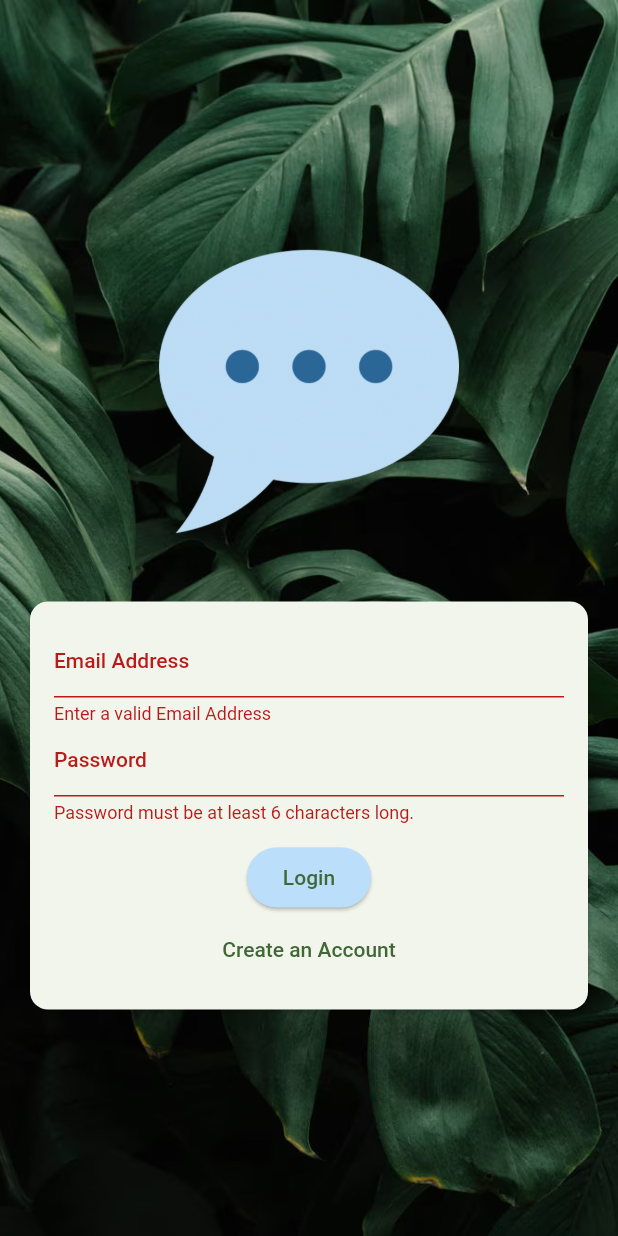
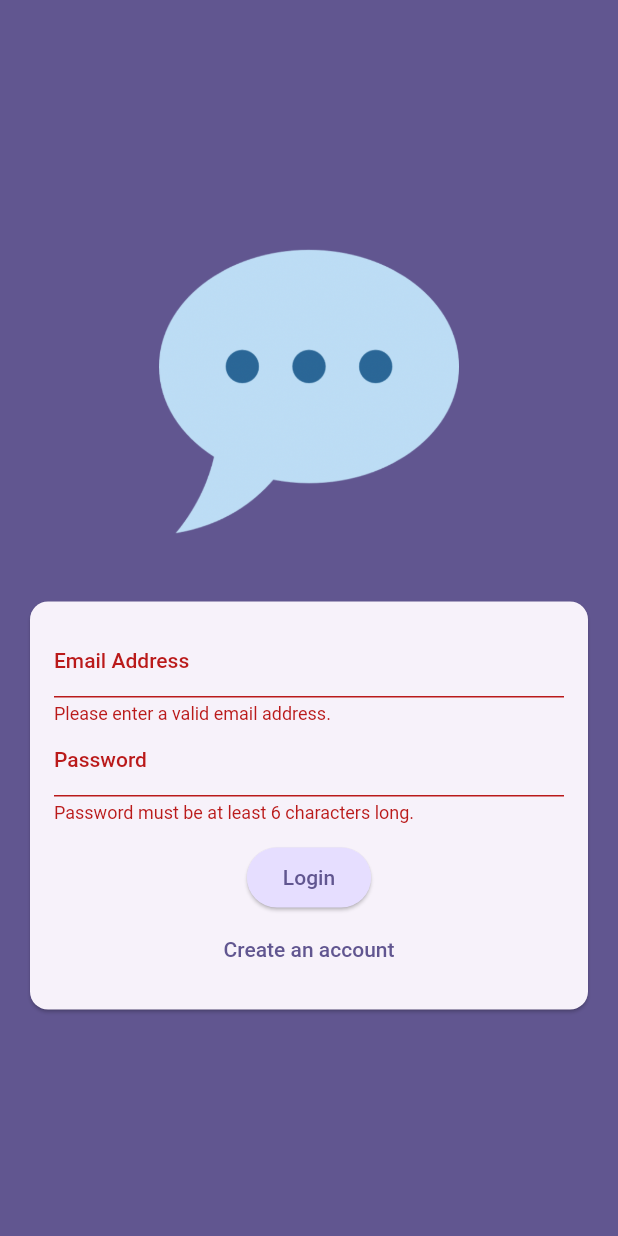
Before and after one commit to thinkofyashh/chat_app, a Flutter app: the screen it shows after launch, after a tap on "Login", on a phone screen of 412 x 824 dp. Run offline on Flutter 3.47's test engine with Material 2 defaults, Android fonts, the phone set to English and light mode, and no system bars; our stand-ins replace cloud_firestore, firebase_auth, firebase_core, firebase_storage, image_picker; accounts and stored records are empty.

```diff
--- a/lib/main.dart
+++ b/lib/main.dart
@@ -22,7 +22,7 @@
       theme: ThemeData().copyWith(
         useMaterial3: true,
         colorScheme: ColorScheme.fromSeed(
-            seedColor: const Color.fromARGB(255, 0,255,0)),
+            seedColor: const Color.fromARGB(255, 63,17,177)),
       ),
       home:StreamBuilder(stream:FirebaseAuth.instance.authStateChanges() ,builder: (ctx,snapshot){
         if(snapshot.connectionState==ConnectionState.waiting){
--- a/lib/screens/auth.dart
+++ b/lib/screens/auth.dart
@@ -1,109 +1,99 @@
+import 'dart:io';
+
 import 'package:chat_app/widgets/user_image_picker.dart';
 import 'package:cloud_firestore/cloud_firestore.dart';
 import 'package:firebase_storage/firebase_storage.dart';
 import 'package:flutter/material.dart';
 import 'package:firebase_auth/firebase_auth.dart';
-import 'package:chat_app/widgets/user_image_picker.dart';
-import 'dart:io';
 
-final firebase = FirebaseAuth.instance;
+final _firebase = FirebaseAuth.instance;
 
 class AuthScreen extends StatefulWidget {
-  const AuthScreen({Key? key}) : super(key: key);
+  const AuthScreen({super.key});
 
   @override
-  State<AuthScreen> createState() => _AuthScreenState();
+  State<AuthScreen> createState() {
+    return _AuthScreenState();
+  }
 }
 
 class _AuthScreenState extends State<AuthScreen> {
-  var isLogin = true;
-  final form = GlobalKey<FormState>();
+  final _form = GlobalKey<FormState>();
 
-  var enteredemail = '';
-  var enteredpassword = '';
-  File? selectedimage;
-  var isauthenticating = false;
+  var _isLogin = true;
+  var _enteredEmail = '';
+  var _enteredPassword = '';
+  var _enteredUsername = '';
+  File? _selectedImage;
+  var _isAuthenticating = false;
 
-  void submit() async {
-    final isValid = form.currentState!.validate();
-    if (!isValid || !isLogin && selectedimage == null) {
+  void _submit() async {
+    final isValid = _form.currentState!.validate();
+
+    if (!isValid || !_isLogin && _selectedImage == null) {
+      // show error message ...
       return;
     }
-    form.currentState!.save();
-    if (isLogin) {
-      // log user in
+
+    _form.currentState!.save();
+
     try {
       setState(() {
-          isauthenticating = true;
+        _isAuthenticating = true;
       });
-        final usercredentials = await firebase.signInWithEmailAndPassword(
-            email: enteredemail, password: enteredpassword);
-      } on FirebaseAuthException catch (error) {
-        ScaffoldMessenger.of(context).clearSnackBars();
-        ScaffoldMessenger.of(context).showSnackBar(
-            SnackBar(content: Text(error.message ?? 'Authentication Failed')));
-        setState(() {
-          isauthenticating = false;
+      if (_isLogin) {
+        final userCredentials = await _firebase.signInWithEmailAndPassword(
+            email: _enteredEmail, password: _enteredPassword);
+      } else {
+        final userCredentials = await _firebase.createUserWithEmailAndPassword(
+            email: _enteredEmail, password: _enteredPassword);
+
+        final storageRef = FirebaseStorage.instance
+            .ref()
+            .child('user_images')
+            .child('${userCredentials.user!.uid}.jpg');
+
+        await storageRef.putFile(_selectedImage!);
+        final imageUrl = await storageRef.getDownloadURL();
+
+        await FirebaseFirestore.instance
+            .collection('users')
+            .doc(userCredentials.user!.uid)
+            .set({
+          'username': _enteredUsername,
+          'email': _enteredEmail,
+          'image_url': imageUrl,
         });
       }
-    } else {
-      // sign up mode
-      try {
-        setState(() {
-          isauthenticating = true;
-        });
-        final usercredentials = await firebase.createUserWithEmailAndPassword(
-            email: enteredemail, password: enteredpassword);
-        final storageref = FirebaseStorage.instance
-            .ref()
-            .child("user_image")
-            .child('${usercredentials.user!.uid}.jpg');
-
-        storageref.putFile(selectedimage!);
-        final imageurl = await storageref.getDownloadURL();
-       await FirebaseFirestore.instance
-            .collection("users")
-            .doc(usercredentials.user!.uid)
-            .set({
-          'username': 'to be done...',
-          'email': enteredemail,
-          'image_url': imageurl
-        });
     } on FirebaseAuthException catch (error) {
-        // you can specifically handle each other
       if (error.code == 'email-already-in-use') {
-          // . .. . ... .
+        // ...
       }
       ScaffoldMessenger.of(context).clearSnackBars();
       ScaffoldMessenger.of(context).showSnackBar(
-            SnackBar(content: Text(error.message ?? 'Authentication Failed')));
-        setState(() {
-          isauthenticating = false;
-        });
-      }
+        SnackBar(
+          content: Text(error.message ?? 'Authentication failed.'),
+        ),
+      );
     }
   }
 
   @override
   Widget build(BuildContext context) {
     return Scaffold(
-      backgroundColor: Colors.transparent,
-      body: Stack(
-        children: [
-          Image.asset(
-            "assets/images/plant.jpg",
-            fit: BoxFit.cover,
-            width: double.infinity,
-            height: double.infinity,
-          ),
-          Center(
+      backgroundColor: Theme.of(context).colorScheme.primary,
+      body: Center(
         child: SingleChildScrollView(
           child: Column(
             mainAxisAlignment: MainAxisAlignment.center,
             children: [
               Container(
                 margin: const EdgeInsets.only(
-                        top: 30, bottom: 20, left: 20, right: 20),
+                  top: 30,
+                  bottom: 20,
+                  left: 20,
+                  right: 20,
+                ),
                 width: 200,
                 child: Image.asset('assets/images/chat.png'),
               ),
@@ -113,84 +103,100 @@
                   child: Padding(
                     padding: const EdgeInsets.all(16),
                     child: Form(
-                          key: form,
+                      key: _form,
                       child: Column(
                         mainAxisSize: MainAxisSize.min,
                         children: [
-                              if (!isLogin)
+                          if (!_isLogin)
                             UserImagePicker(
-                                  onPickimage: (pickedimage) {
-                                    selectedimage = pickedimage;
-                                  },
-                                ), // Display UserImagePicker when !isLogin
-                              TextFormField(
-                                decoration: const InputDecoration(
-                                    labelText: "Email Address"),
-                                keyboardType: TextInputType.emailAddress,
-                                autocorrect: false,
-                                textCapitalization: TextCapitalization.none,
-                                onSaved: (value) {
-                                  enteredemail = value!;
-                                },
-                                validator: (value) {
-                                  if (value == null ||
-                                      value.trim().isEmpty ||
-                                      !value.contains("@")) {
-                                    return "Enter a valid Email Address";
-                                  }
-                                  return null;
+                              onPickImage: (pickedImage) {
+                                _selectedImage = pickedImage;
                               },
                             ),
                           TextFormField(
                             decoration: const InputDecoration(
-                                    labelText: "Password"),
-                                keyboardType: TextInputType.text,
-                                obscureText: true,
+                                labelText: 'Email Address'),
+                            keyboardType: TextInputType.emailAddress,
+                            autocorrect: false,
+                            textCapitalization: TextCapitalization.none,
                             validator: (value) {
                               if (value == null ||
-                                      value.trim().length < 6) {
-                                    return "Password must be at least 6 characters long.";
+                                  value.trim().isEmpty ||
+                                  !value.contains('@')) {
+                                return 'Please enter a valid email address.';
+                              }
+
+                              return null;
+                            },
+                            onSaved: (value) {
+                              _enteredEmail = value!;
+                            },
+                          ),
+                          if (!_isLogin)
+                            TextFormField(
+                              decoration:
+                              const InputDecoration(labelText: 'Username'),
+                              enableSuggestions: false,
+                              validator: (value) {
+                                if (value == null ||
+                                    value.isEmpty ||
+                                    value.trim().length < 4) {
+                                  return 'Please enter at least 4 characters.';
                                 }
                                 return null;
                               },
                               onSaved: (value) {
-                                  enteredpassword = value!;
+                                _enteredUsername = value!;
                               },
                             ),
-                              const SizedBox(
-                                height: 12,
+                          TextFormField(
+                            decoration:
+                            const InputDecoration(labelText: 'Password'),
+                            obscureText: true,
+                            validator: (value) {
+                              if (value == null || value.trim().length < 6) {
+                                return 'Password must be at least 6 characters long.';
+                              }
+                              return null;
+                            },
+                            onSaved: (value) {
+                              _enteredPassword = value!;
+                            },
                           ),
-                              if (isauthenticating)
+                          const SizedBox(height: 12),
+                          if (_isAuthenticating)
                             const CircularProgressIndicator(),
-                              if (!isauthenticating)
+                          if (!_isAuthenticating)
                             ElevatedButton(
-                                    onPressed: submit,
+                              onPressed: _submit,
                               style: ElevatedButton.styleFrom(
                                 backgroundColor: Theme.of(context)
-                                            .primaryColorLight),
-                                    child: Text(isLogin ? "Login" : "Sign up")),
-                              if (!isauthenticating)
+                                    .colorScheme
+                                    .primaryContainer,
+                              ),
+                              child: Text(_isLogin ? 'Login' : 'Signup'),
+                            ),
+                          if (!_isAuthenticating)
                             TextButton(
                               onPressed: () {
                                 setState(() {
-                                        isLogin = !isLogin;
+                                  _isLogin = !_isLogin;
                                 });
                               },
-                                    child: Text(isLogin
-                                        ? "Create an Account"
-                                        : "I Already have an Account"))
+                              child: Text(_isLogin
+                                  ? 'Create an account'
+                                  : 'I already have an account'),
+                            ),
                         ],
                       ),
                     ),
                   ),
                 ),
-                  )
+              ),
             ],
           ),
         ),
       ),
-        ],
-      ),
     );
   }
 }
```
Also changed, not shown: lib/screens/chat.dart (+7 -2 lines), lib/widgets/chat_message.dart (added, +38 -0 lines), lib/widgets/new_message.dart (added, +72 -0 lines), lib/widgets/user_image_picker.dart (+39 -24 lines). Lines whose indentation alone changed are shown as unchanged.
